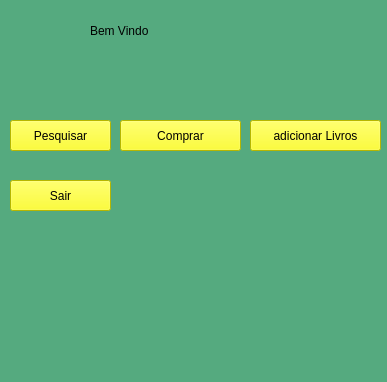
Old version of the form arquivos_ui/TelaInicial.ui in the repository programming-island/Biblioteca2.0.
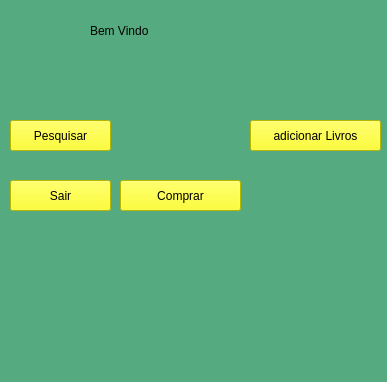
New version of the form. Icons and pictures are not drawn.

```diff
--- a/arquivos_ui/TelaInicial.ui
+++ b/arquivos_ui/TelaInicial.ui
@@ -74,7 +74,7 @@
     <property name="geometry">
      <rect>
       <x>120</x>
-      <y>120</y>
+      <y>180</y>
       <width>121</width>
       <height>31</height>
      </rect>
```
